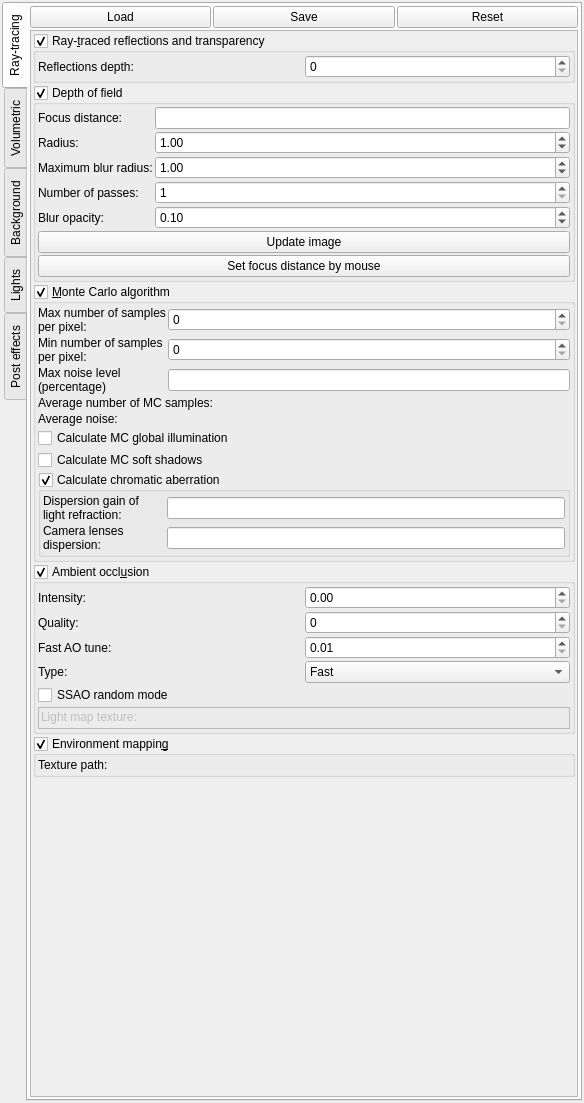
Old version of the form mandelbulber2/qt/dock_effects.ui in the repository buddhi1980/mandelbulber2.
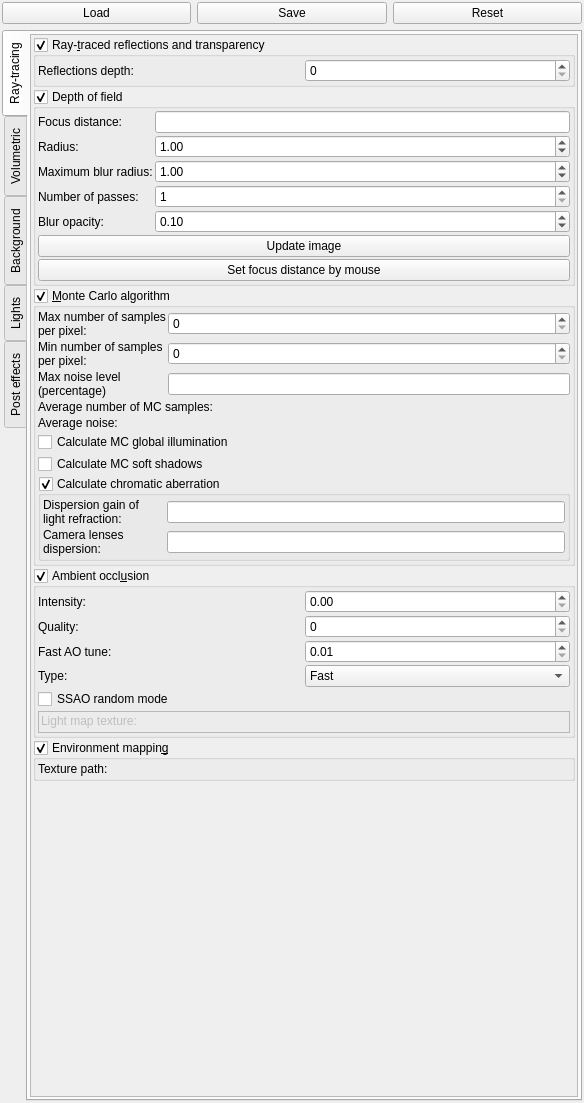
New version of the form. Icons and pictures are not drawn. Custom widgets are drawn as their Qt base class.

Commit message: Added selective loading and resetting of settings (now only for dock with effects)

```diff
--- a/mandelbulber2/qt/dock_effects.ui
+++ b/mandelbulber2/qt/dock_effects.ui
@@ -13,7 +13,7 @@
   <property name="windowTitle">
    <string>Form</string>
   </property>
-  <layout class="QVBoxLayout" name="verticalLayout">
+  <layout class="QVBoxLayout" name="verticalLayout" stretch="0,1">
    <property name="leftMargin">
     <number>2</number>
    </property>
@@ -26,6 +26,31 @@
    <property name="bottomMargin">
     <number>2</number>
    </property>
+   <item>
+    <layout class="QHBoxLayout" name="horizontalLayout">
+     <item>
+      <widget class="QPushButton" name="pushButton_local_load">
+       <property name="text">
+        <string>Load</string>
+       </property>
+      </widget>
+     </item>
+     <item>
+      <widget class="QPushButton" name="pushButton_local_save">
+       <property name="text">
+        <string>Save</string>
+       </property>
+      </widget>
+     </item>
+     <item>
+      <widget class="QPushButton" name="pushButton_local_reset">
+       <property name="text">
+        <string>Reset</string>
+       </property>
+      </widget>
+     </item>
+    </layout>
+   </item>
    <item>
     <widget class="QTabWidget" name="tabWidget_effects">
      <property name="sizePolicy">
@@ -66,31 +91,6 @@
        <property name="bottomMargin">
         <number>2</number>
        </property>
-       <item>
-        <layout class="QHBoxLayout" name="horizontalLayout">
-         <item>
-          <widget class="QPushButton" name="pushButton_local_load">
-           <property name="text">
-            <string>Load</string>
-           </property>
-          </widget>
-         </item>
-         <item>
-          <widget class="QPushButton" name="pushButton_local_save">
-           <property name="text">
-            <string>Save</string>
-           </property>
-          </widget>
-         </item>
-         <item>
-          <widget class="QPushButton" name="pushButton_local_reset">
-           <property name="text">
-            <string>Reset</string>
-           </property>
-          </widget>
-         </item>
-        </layout>
-       </item>
        <item>
         <widget class="QScrollArea" name="scrollArea_7">
          <property name="widgetResizable">
@@ -102,7 +102,7 @@
             <x>0</x>
             <y>0</y>
             <width>545</width>
-            <height>1058</height>
+            <height>1054</height>
            </rect>
           </property>
           <layout class="QVBoxLayout" name="verticalLayout_34">
```
Left out of the diff: 6 changed lines with no effect on the pictures. The commit also changes 2 other files.
